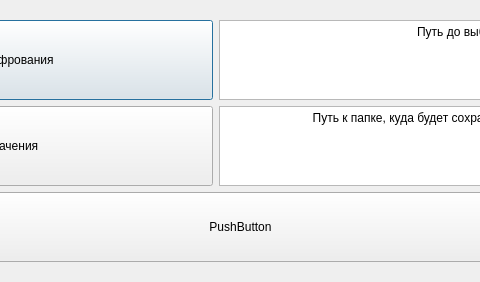
Old version of the form encryptwindow.ui in the repository LaRtik/async-rsa-file-encoding; both pictures show x 307 to 787 and y 0 to 282 of the 1095 by 282 pixel window.
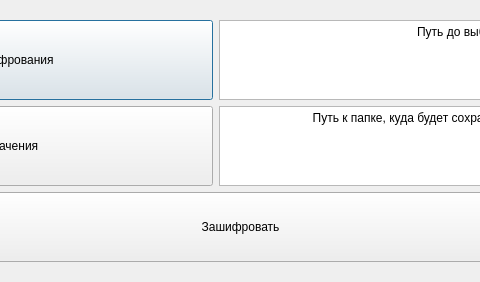
New version of the form.

Commit message: resized objets in UI

Patch:
```diff
--- a/encryptwindow.ui
+++ b/encryptwindow.ui
@@ -130,7 +130,7 @@
          </size>
         </property>
         <property name="text">
-         <string>PushButton</string>
+         <string>Зашифровать</string>
         </property>
        </widget>
       </item>
```
The commit also changes 5 other files.
